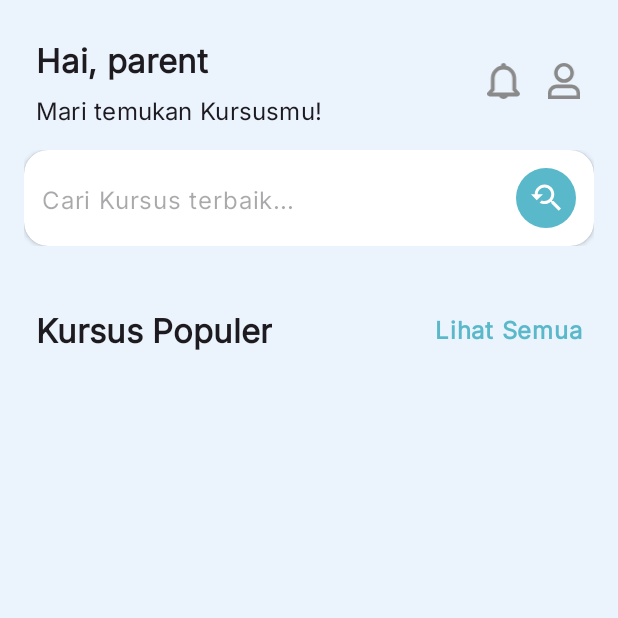
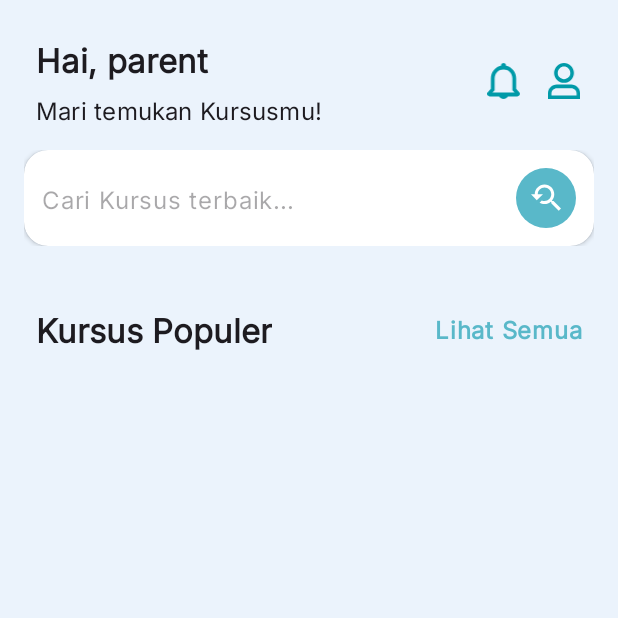
Before and after one commit to Riansyah1641/tuladhaApp, an Android app: the fragment template shown on its own in the app's theme, on a phone screen of 412 x 824 dp, the top half of it. Run offline under Robolectric (Android 15) with nearby library versions, the phone set to English and light mode, and no system bars; Roboto replaces fonts that are not available here.

```diff
--- a/app/src/main/res/drawable/ic_notification.xml
+++ b/app/src/main/res/drawable/ic_notification.xml
@@ -5,6 +5,6 @@
     android:viewportHeight="21">
   <path
       android:pathData="M9.7,0C9.302,0 8.92,0.158 8.639,0.439C8.358,0.721 8.2,1.102 8.2,1.5V1.65C6.506,1.996 4.984,2.917 3.89,4.256C2.797,5.595 2.2,7.271 2.2,9V15L0.392,16.992C-0.482,17.956 0.202,19.5 1.502,19.5H7.102C7.365,19.956 7.744,20.335 8.2,20.598C8.656,20.861 9.173,21 9.7,21C10.226,21 10.743,20.861 11.2,20.598C11.656,20.335 12.034,19.956 12.297,19.5H17.897C19.198,19.5 19.882,17.955 19.007,16.992L17.199,15V9C17.199,7.271 16.602,5.595 15.509,4.256C14.415,2.917 12.893,1.996 11.2,1.65V1.5C11.2,1.102 11.042,0.721 10.76,0.439C10.479,0.158 10.097,0 9.7,0ZM4.45,15.87L3.865,16.512L3.196,17.25H16.204L15.533,16.512L14.95,15.868V9C14.95,8.311 14.814,7.628 14.55,6.991C14.286,6.354 13.899,5.775 13.412,5.288C12.924,4.8 12.346,4.413 11.709,4.15C11.072,3.886 10.389,3.75 9.7,3.75C9.01,3.75 8.327,3.886 7.69,4.15C7.053,4.413 6.475,4.8 5.987,5.288C5.5,5.775 5.113,6.354 4.849,6.991C4.585,7.628 4.45,8.311 4.45,9V15.87Z"
-      android:fillColor="#8A8A8A"
+      android:fillColor="#009AA8"
       android:fillType="evenOdd"/>
 </vector>
--- a/app/src/main/res/drawable/ic_profile.xml
+++ b/app/src/main/res/drawable/ic_profile.xml
@@ -5,5 +5,5 @@
     android:viewportHeight="20">
   <path
       android:pathData="M9,2C8.072,2 7.181,2.369 6.525,3.025C5.869,3.681 5.5,4.572 5.5,5.5C5.5,6.428 5.869,7.319 6.525,7.975C7.181,8.631 8.072,9 9,9C9.928,9 10.818,8.631 11.475,7.975C12.131,7.319 12.5,6.428 12.5,5.5C12.5,4.572 12.131,3.681 11.475,3.025C10.818,2.369 9.928,2 9,2ZM3.5,5.5C3.5,4.041 4.079,2.642 5.111,1.611C6.142,0.579 7.541,0 9,0C10.459,0 11.858,0.579 12.889,1.611C13.92,2.642 14.5,4.041 14.5,5.5C14.5,6.959 13.92,8.358 12.889,9.389C11.858,10.42 10.459,11 9,11C7.541,11 6.142,10.42 5.111,9.389C4.079,8.358 3.5,6.959 3.5,5.5ZM0,17C0,15.674 0.527,14.402 1.464,13.465C2.402,12.527 3.674,12 5,12H13C14.326,12 15.598,12.527 16.535,13.465C17.473,14.402 18,15.674 18,17V20H0V17ZM5,14C4.204,14 3.441,14.316 2.879,14.879C2.316,15.441 2,16.204 2,17V18H16V17C16,16.204 15.684,15.441 15.121,14.879C14.559,14.316 13.796,14 13,14H5Z"
-      android:fillColor="#8A8A8A"/>
+      android:fillColor="#009AA8"/>
 </vector>
```
